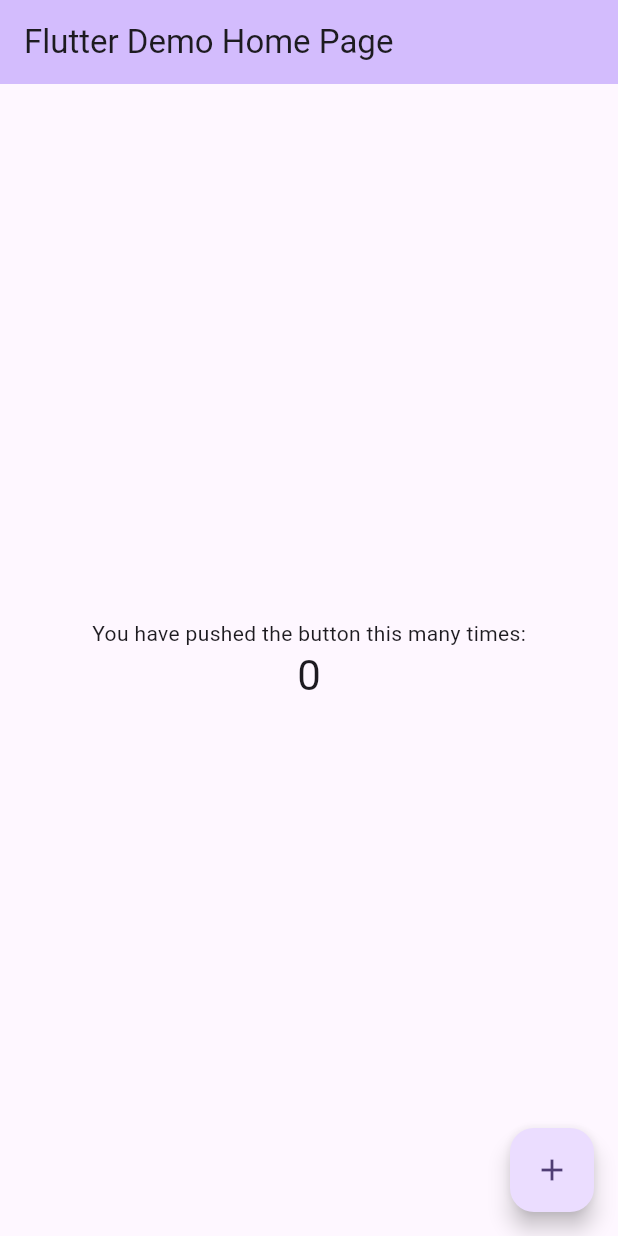
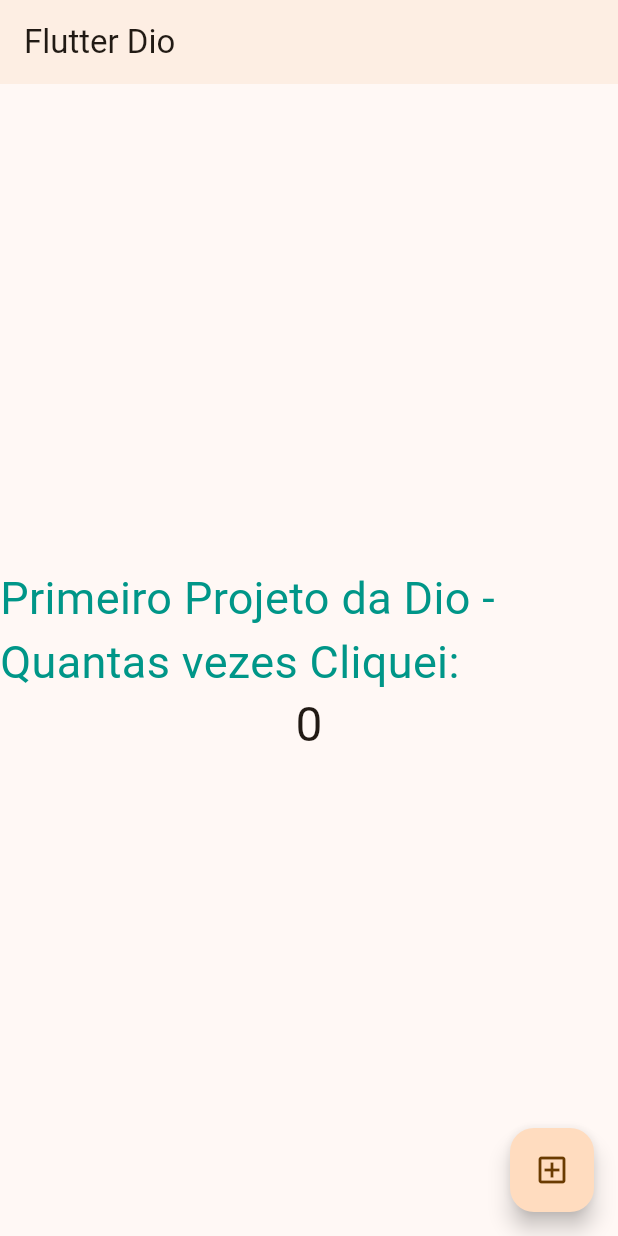
Before and after one commit to JeffersonAssis/projetoflutter, a Flutter app: the screen it shows after launch, on a phone screen of 412 x 824 dp. Run offline on Flutter 3.47's test engine with Material 3 defaults, Android fonts, the phone set to English and light mode, and no system bars.

Commit message:
alteraçoes realizadas

```diff
--- a/lib/main.dart
+++ b/lib/main.dart
@@ -11,7 +11,7 @@ class MyApp extends StatelessWidget {
   @override
   Widget build(BuildContext context) {
     return MaterialApp(
-      title: 'Flutter Demo',
+      title: 'Primeiro Projeto Dio',
       theme: ThemeData(
         // This is the theme of your application.
         //
@@ -28,10 +28,11 @@ class MyApp extends StatelessWidget {
         //
         // This works for code too, not just values: Most code changes can be
         // tested with just a hot reload.
-        colorScheme: ColorScheme.fromSeed(seedColor: Colors.deepPurple),
+        colorScheme:
+            ColorScheme.fromSeed(seedColor: Color.fromARGB(255, 189, 115, 30)),
         useMaterial3: true,
       ),
-      home: const MyHomePage(title: 'Flutter Demo Home Page'),
+      home: const MyHomePage(title: 'Flutter Dio'),
     );
   }
 }
@@ -81,7 +82,7 @@ class _MyHomePageState extends State<MyHomePage> {
         // TRY THIS: Try changing the color here to a specific color (to
         // Colors.amber, perhaps?) and trigger a hot reload to see the AppBar
         // change color while the other colors stay the same.
-        backgroundColor: Theme.of(context).colorScheme.inversePrimary,
+        backgroundColor: Theme.of(context).colorScheme.onInverseSurface,
         // Here we take the value from the MyHomePage object that was created by
         // the App.build method, and use it to set our appbar title.
         title: Text(widget.title),
@@ -106,19 +107,20 @@ class _MyHomePageState extends State<MyHomePage> {
           mainAxisAlignment: MainAxisAlignment.center,
           children: <Widget>[
             const Text(
-              'You have pushed the button this many times:',
+              'Primeiro Projeto da Dio - Quantas vezes Cliquei:',
+              style: TextStyle(color: Colors.teal, fontSize: 30),
             ),
             Text(
               '$_counter',
-              style: Theme.of(context).textTheme.headlineMedium,
+              style: Theme.of(context).textTheme.headlineLarge,
             ),
           ],
         ),
       ),
       floatingActionButton: FloatingActionButton(
         onPressed: _incrementCounter,
-        tooltip: 'Increment',
-        child: const Icon(Icons.add),
+        tooltip: 'Incremento',
+        child: const Icon(Icons.add_box_outlined),
       ), // This trailing comma makes auto-formatting nicer for build methods.
     );
   }
```
